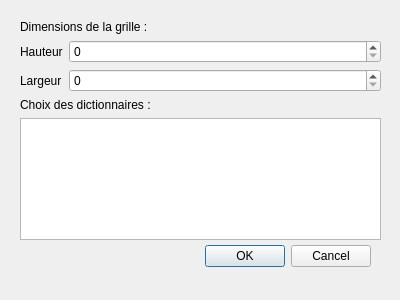
Before: the Qt Designer form application/src_Qt5/newgamedialog.ui in ptitFicus/polygeriou, drawn with Qt 5.
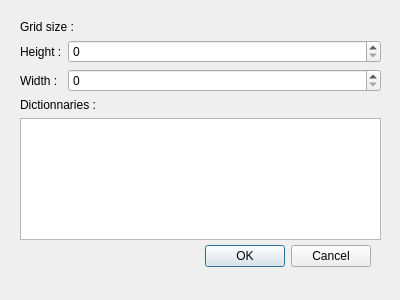
After: the same form once the commit is applied.

Patch:
```diff
--- a/application/src_Qt5/newgamedialog.ui
+++ b/application/src_Qt5/newgamedialog.ui
@@ -42,7 +42,7 @@
     <item>
      <widget class="QLabel" name="label">
       <property name="text">
-       <string>Dimensions de la grille :</string>
+       <string>Grid size :</string>
       </property>
      </widget>
     </item>
@@ -54,7 +54,7 @@
       <item row="0" column="0">
        <widget class="QLabel" name="hauteurLabel">
         <property name="text">
-         <string>Hauteur</string>
+         <string>Height :</string>
         </property>
        </widget>
       </item>
@@ -64,7 +64,7 @@
       <item row="1" column="0">
        <widget class="QLabel" name="largeurLabel">
         <property name="text">
-         <string>Largeur</string>
+         <string>Width :</string>
         </property>
        </widget>
       </item>
@@ -76,7 +76,7 @@
     <item>
      <widget class="QLabel" name="label_2">
       <property name="text">
-       <string>Choix des dictionnaires :</string>
+       <string>Dictionnaries :</string>
       </property>
      </widget>
     </item>
```
